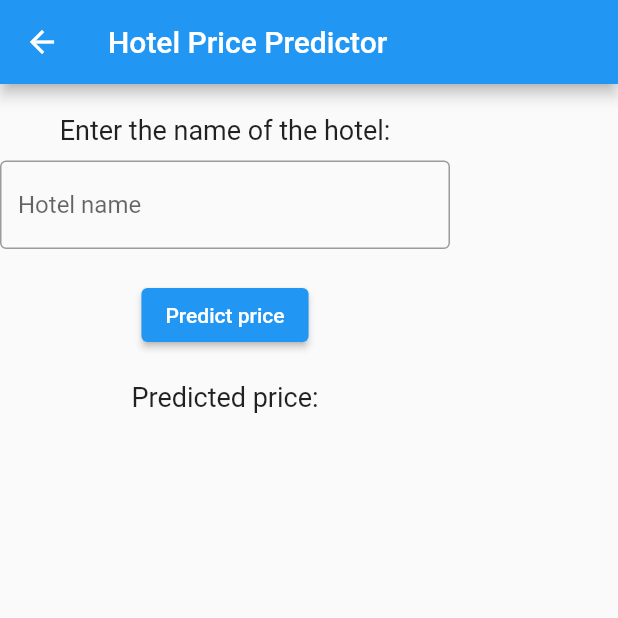
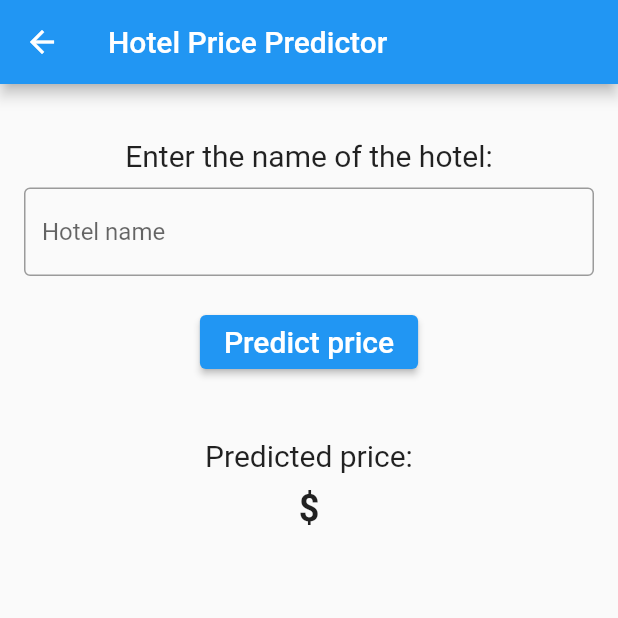
Before and after one commit to Devang-Mulye/Solo---The-AI-Travel-Planner, a Flutter app: the HotelPricePredictor screen opened directly, after a tap on "Predict price", on a phone screen of 412 x 824 dp, the top half of it. Run offline on Flutter 3.47's test engine with Material 2 defaults, Android fonts, the phone set to English and light mode, and no system bars; our stand-ins replace flutter_form_builder, form_builder_validators; network calls fail.

Commit message:
Update hotel_price.dart

```diff
--- a/solo/lib/hotel_price.dart
+++ b/solo/lib/hotel_price.dart
@@ -12,7 +12,7 @@ class _HotelPricePredictorState extends State<HotelPricePredictor> {
   String _predictedPrice = '';
 
   void _predictPrice() async {
-  String url = 'https://solo-travel-planner.onrender.com/predict_hotel_price';
+    String url = 'http://127.0.0.1:5000/predict_hotel_price';
     Map<String, String> queryParams = {'hotel_name': _hotelNameController.text};
     var uri = Uri.parse(url).replace(queryParameters: queryParams);
     var response = await http.get(uri);
@@ -29,17 +29,19 @@ void _predictPrice() async {
       appBar: AppBar(
         title: Text('Hotel Price Predictor'),
       ),
-      body: Column(
+      body: Padding(
+        padding: const EdgeInsets.all(16.0),
+        child: Column(
           crossAxisAlignment: CrossAxisAlignment.center,
           children: [
             SizedBox(height: 20),
             Text(
               'Enter the name of the hotel:',
-            style: TextStyle(fontSize: 18),
+              style: TextStyle(fontSize: 20),
             ),
             SizedBox(height: 10),
             Container(
-            width: 300,
+              width: double.infinity,
               child: TextField(
                 controller: _hotelNameController,
                 decoration: InputDecoration(
@@ -51,19 +53,20 @@ void _predictPrice() async {
             SizedBox(height: 20),
             ElevatedButton(
               onPressed: _predictPrice,
-            child: Text('Predict price'),
+              child: Text('Predict price', style: TextStyle(fontSize: 20)),
             ),
-          SizedBox(height: 20),
+            SizedBox(height: 40),
             Text(
               'Predicted price:',
-            style: TextStyle(fontSize: 18),
+              style: TextStyle(fontSize: 20),
             ),
             SizedBox(height: 10),
             Text(
-            _predictedPrice,
-            style: TextStyle(fontSize: 18),
+              '\$$_predictedPrice',
+              style: TextStyle(fontSize: 24, fontWeight: FontWeight.bold),
             ),
           ],
+        ),
       ),
     );
   }
```
Lines whose indentation alone changed are shown as unchanged.
